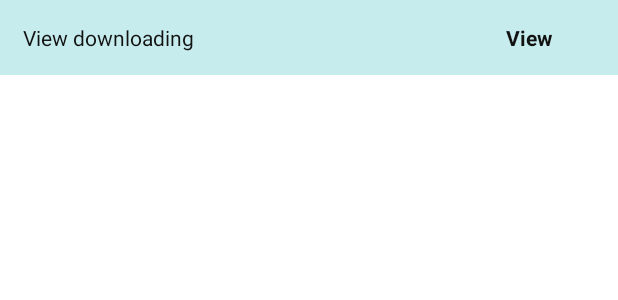
After one commit to Kha3Leng/Free-Stuff, an Android app: the layout fragment_view_download.xml on its own in the app's theme, with its tools: preview values and no code run, on a phone screen of 412 x 824 dp. The commit adds this screen. Shown: the top 300 px of the screen. Run offline under Robolectric (Android 15) with nearby library versions, the phone set to English and light mode, and no system bars.

Commit message:
adding downloading notification

```diff
--- a/app/build.gradle
+++ b/app/build.gradle
@@ -56,6 +56,7 @@ dependencies {
     implementation 'androidx.navigation:navigation-ui:2.2.2'
     implementation 'androidx.lifecycle:lifecycle-livedata-ktx:2.2.0'
     implementation 'androidx.lifecycle:lifecycle-viewmodel-ktx:2.2.0'
+    implementation 'androidx.legacy:legacy-support-v4:1.0.0'
     testImplementation 'junit:junit:4.+'
     androidTestImplementation 'androidx.test.ext:junit:1.1.2'
     androidTestImplementation 'androidx.test.espresso:espresso-core:3.3.0'
--- a/app/src/main/java/com/kheileang/freemp3video/DownloadOptionsSheetFragment.java
+++ b/app/src/main/java/com/kheileang/freemp3video/DownloadOptionsSheetFragment.java
@@ -1,6 +1,7 @@
 package com.kheileang.freemp3video;
 
 import android.content.Context;
+import android.content.Intent;
 import android.graphics.Bitmap;
 import android.graphics.BitmapFactory;
 import android.os.Build;
@@ -36,7 +37,7 @@ public class DownloadOptionsSheetFragment extends BottomSheetDialogFragment impl
 
     ImageView thumbnail;
     TextView tvDuration, tvModalTitle, tvUploader;
-    TextView tv144, tv240, tv480, tv720, tv1080, tv360;
+    TextView tv240, tv480, tv720, tv1080, tv360;
     MaterialCardView one, two, three, four, five, seven, eight, nine, ten, eleven;
     FragmentListener fragmentListener;
 
@@ -211,7 +212,6 @@ public class DownloadOptionsSheetFragment extends BottomSheetDialogFragment impl
                 });
             }
 
-
         }).start();
         tv240.setText(sizes[0]);
         tv360.setText(sizes[1]);
@@ -289,8 +289,6 @@ public class DownloadOptionsSheetFragment extends BottomSheetDialogFragment impl
                 break;
         }
     }
-
-
 }
 
 class DownloadFormat{
--- /dev/null
+++ b/app/src/main/res/layout/fragment_view_download.xml
@@ -0,0 +1,36 @@
+<?xml version="1.0" encoding="utf-8"?>
+<FrameLayout xmlns:android="http://schemas.android.com/apk/res/android"
+    xmlns:tools="http://schemas.android.com/tools"
+    android:layout_width="match_parent"
+    android:layout_height="wrap_content"
+    android:background="@color/ice"
+    tools:context=".ViewDownloadFragment">
+
+    <LinearLayout
+        android:layout_width="match_parent"
+        android:layout_height="match_parent"
+        android:orientation="horizontal">
+
+
+        <TextView
+            android:layout_width="0dp"
+            android:layout_weight="5"
+            android:layout_height="wrap_content"
+            android:text="View downloading"
+            style="@style/downloadButtonTitileStyle"
+            android:padding="15dp"/>
+
+        <TextView
+            android:layout_width="0dp"
+            android:layout_weight="2"
+            android:layout_height="wrap_content"
+            android:id="@+id/go_download"
+            android:gravity="center"
+            android:text="View"
+            android:textStyle="bold"
+            style="@style/downloadButtonTitileStyle"
+            android:padding="15dp"/>
+
+    </LinearLayout>
+
+</FrameLayout>
--- a/app/src/main/res/values/strings.xml
+++ b/app/src/main/res/values/strings.xml
@@ -4,4 +4,6 @@
     <string name="title_dashboard">Dashboard</string>
     <string name="title_notifications">Notifications</string>
     <string name="dotdot">.....</string>
+    <!-- TODO: Remove or change this placeholder text -->
+    <string name="hello_blank_fragment">Hello blank fragment</string>
 </resources>
```
Also changed, not shown: app/src/main/AndroidManifest.xml (+8 -6 lines), app/src/main/java/com/kheileang/freemp3video/App.java (+12 -0 lines), app/src/main/java/com/kheileang/freemp3video/DownloadActivity.java (added, +14 -0 lines), app/src/main/java/com/kheileang/freemp3video/MainActivity.java (+139 -48 lines), app/src/main/java/com/kheileang/freemp3video/ViewDownloadFragment.java (added, +68 -0 lines), app/src/main/res/layout/activity_download.xml (added, +9 -0 lines), app/src/main/res/layout/activity_main.xml (+11 -1 lines).
